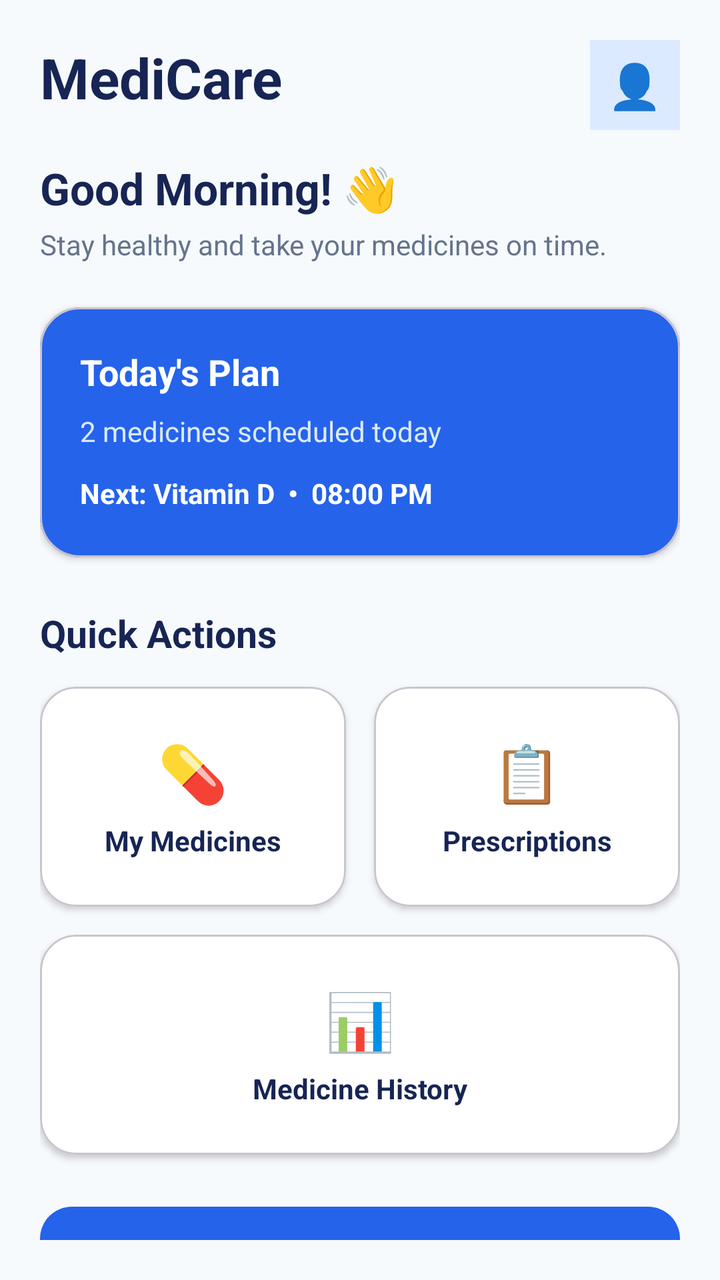
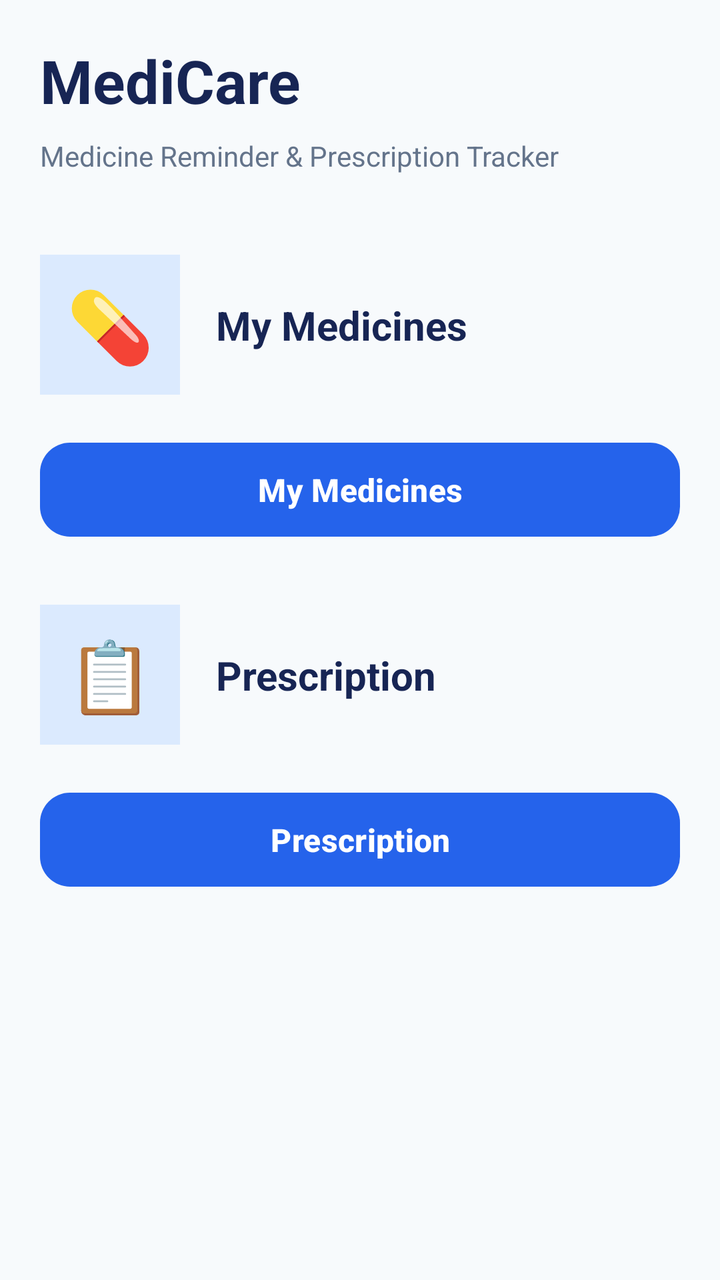

The first picture is an Android layout as it rendered before a commit; the second is the same layout after the commit. The layout source and the unified diff follow.
<!-- AndroidManifest.xml: application theme Theme._24012011119_MAD_Medicare -->
<!-- res/layout/activity_main.xml -->
<?xml version="1.0" encoding="utf-8"?>
<androidx.constraintlayout.widget.ConstraintLayout
    xmlns:android="http://schemas.android.com/apk/res/android"
    xmlns:app="http://schemas.android.com/apk/res-auto"
    android:layout_width="match_parent"
    android:layout_height="match_parent"
    android:background="#F7FAFC"
    android:padding="20dp">

    
    <TextView
        android:id="@+id/txtAppName"
        android:layout_width="wrap_content"
        android:layout_height="wrap_content"
        android:text="MediCare"
        android:textColor="#172554"
        android:textSize="28sp"
        android:textStyle="bold"
        app:layout_constraintStart_toStartOf="parent"
        app:layout_constraintTop_toTopOf="parent" />

    
    <TextView
        android:id="@+id/txtProfile"
        android:layout_width="45dp"
        android:layout_height="45dp"
        android:background="#DBEAFE"
        android:gravity="center"
        android:text="👤"
        android:textSize="22sp"
        app:layout_constraintEnd_toEndOf="parent"
        app:layout_constraintTop_toTopOf="parent" />

    
    <TextView
        android:id="@+id/txtGreeting"
        android:layout_width="0dp"
        android:layout_height="wrap_content"
        android:layout_marginTop="22dp"
        android:text="Good Morning! 👋"
        android:textColor="#172554"
        android:textSize="22sp"
        android:textStyle="bold"
        app:layout_constraintEnd_toEndOf="parent"
        app:layout_constraintStart_toStartOf="parent"
        app:layout_constraintTop_toBottomOf="@id/txtAppName" />

    
    <TextView
        android:id="@+id/txtSubtitle"
        android:layout_width="0dp"
        android:layout_height="wrap_content"
        android:layout_marginTop="4dp"
        android:text="Stay healthy and take your medicines on time."
        android:textColor="#64748B"
        android:textSize="14sp"
        app:layout_constraintEnd_toEndOf="parent"
        app:layout_constraintStart_toStartOf="parent"
        app:layout_constraintTop_toBottomOf="@id/txtGreeting" />

    
    <com.google.android.material.card.MaterialCardView
        android:id="@+id/todayCard"
        android:layout_width="0dp"
        android:layout_height="125dp"
        android:layout_marginTop="22dp"
        app:cardBackgroundColor="#2563EB"
        app:cardCornerRadius="20dp"
        app:cardElevation="2dp"
        app:layout_constraintEnd_toEndOf="parent"
        app:layout_constraintStart_toStartOf="parent"
        app:layout_constraintTop_toBottomOf="@id/txtSubtitle">

        <androidx.constraintlayout.widget.ConstraintLayout
            android:layout_width="match_parent"
            android:layout_height="match_parent"
            android:padding="20dp">

            <TextView
                android:id="@+id/txtTodayPlan"
                android:layout_width="wrap_content"
                android:layout_height="wrap_content"
                android:text="Today's Plan"
                android:textColor="#FFFFFF"
                android:textSize="18sp"
                android:textStyle="bold"
                app:layout_constraintStart_toStartOf="parent"
                app:layout_constraintTop_toTopOf="parent" />

            <TextView
                android:id="@+id/txtMedicineCount"
                android:layout_width="wrap_content"
                android:layout_height="wrap_content"
                android:layout_marginTop="8dp"
                android:text="2 medicines scheduled today"
                android:textColor="#DBEAFE"
                android:textSize="14sp"
                app:layout_constraintStart_toStartOf="parent"
                app:layout_constraintTop_toBottomOf="@id/txtTodayPlan" />

            <TextView
                android:id="@+id/txtNextMedicine"
                android:layout_width="wrap_content"
                android:layout_height="wrap_content"
                android:layout_marginTop="12dp"
                android:text="Next: Vitamin D  •  08:00 PM"
                android:textColor="#FFFFFF"
                android:textSize="14sp"
                android:textStyle="bold"
                app:layout_constraintStart_toStartOf="parent"
                app:layout_constraintTop_toBottomOf="@id/txtMedicineCount" />

        </androidx.constraintlayout.widget.ConstraintLayout>

    </com.google.android.material.card.MaterialCardView>

    
    <TextView
        android:id="@+id/txtQuickActions"
        android:layout_width="wrap_content"
        android:layout_height="wrap_content"
        android:layout_marginTop="25dp"
        android:text="Quick Actions"
        android:textColor="#172554"
        android:textSize="19sp"
        android:textStyle="bold"
        app:layout_constraintStart_toStartOf="parent"
        app:layout_constraintTop_toBottomOf="@id/todayCard" />

    
    <com.google.android.material.card.MaterialCardView
        android:id="@+id/cardMedicines"
        android:layout_width="0dp"
        android:layout_height="110dp"
        android:layout_marginTop="14dp"
        android:layout_marginEnd="7dp"
        app:cardBackgroundColor="#FFFFFF"
        app:cardCornerRadius="18dp"
        app:cardElevation="2dp"
        app:layout_constraintEnd_toStartOf="@id/cardPrescriptions"
        app:layout_constraintStart_toStartOf="parent"
        app:layout_constraintTop_toBottomOf="@id/txtQuickActions">

        <androidx.constraintlayout.widget.ConstraintLayout
            android:layout_width="match_parent"
            android:layout_height="match_parent">

            <TextView
                android:id="@+id/txtMedicineIcon"
                android:layout_width="wrap_content"
                android:layout_height="wrap_content"
                android:text="💊"
                android:textSize="28sp"
                app:layout_constraintBottom_toTopOf="@id/txtMedicineTitle"
                app:layout_constraintEnd_toEndOf="parent"
                app:layout_constraintStart_toStartOf="parent"
                app:layout_constraintTop_toTopOf="parent"
                app:layout_constraintVertical_chainStyle="packed" />

            <TextView
                android:id="@+id/txtMedicineTitle"
                android:layout_width="wrap_content"
                android:layout_height="wrap_content"
                android:layout_marginTop="6dp"
                android:text="My Medicines"
                android:textColor="#172554"
                android:textSize="14sp"
                android:textStyle="bold"
                app:layout_constraintBottom_toBottomOf="parent"
                app:layout_constraintEnd_toEndOf="parent"
                app:layout_constraintStart_toStartOf="parent"
                app:layout_constraintTop_toBottomOf="@id/txtMedicineIcon" />

        </androidx.constraintlayout.widget.ConstraintLayout>

    </com.google.android.material.card.MaterialCardView>

    
    <com.google.android.material.card.MaterialCardView
        android:id="@+id/cardPrescriptions"
        android:layout_width="0dp"
        android:layout_height="110dp"
        android:layout_marginStart="7dp"
        android:layout_marginTop="14dp"
        app:cardBackgroundColor="#FFFFFF"
        app:cardCornerRadius="18dp"
        app:cardElevation="2dp"
        app:layout_constraintEnd_toEndOf="parent"
        app:layout_constraintStart_toEndOf="@id/cardMedicines"
        app:layout_constraintTop_toBottomOf="@id/txtQuickActions">

        <androidx.constraintlayout.widget.ConstraintLayout
            android:layout_width="match_parent"
            android:layout_height="match_parent">

            <TextView
                android:id="@+id/txtPrescriptionIcon"
                android:layout_width="wrap_content"
                android:layout_height="wrap_content"
                android:text="📋"
                android:textSize="28sp"
                app:layout_constraintBottom_toTopOf="@id/txtPrescriptionTitle"
                app:layout_constraintEnd_toEndOf="parent"
                app:layout_constraintStart_toStartOf="parent"
                app:layout_constraintTop_toTopOf="parent"
                app:layout_constraintVertical_chainStyle="packed" />

            <TextView
                android:id="@+id/txtPrescriptionTitle"
                android:layout_width="wrap_content"
                android:layout_height="wrap_content"
                android:layout_marginTop="6dp"
                android:text="Prescriptions"
                android:textColor="#172554"
                android:textSize="14sp"
                android:textStyle="bold"
                app:layout_constraintBottom_toBottomOf="parent"
                app:layout_constraintEnd_toEndOf="parent"
                app:layout_constraintStart_toStartOf="parent"
                app:layout_constraintTop_toBottomOf="@id/txtPrescriptionIcon" />

        </androidx.constraintlayout.widget.ConstraintLayout>

    </com.google.android.material.card.MaterialCardView>

    
    <com.google.android.material.card.MaterialCardView
        android:id="@+id/cardHistory"
        android:layout_width="0dp"
        android:layout_height="110dp"
        android:layout_marginTop="14dp"
        app:cardBackgroundColor="#FFFFFF"
        app:cardCornerRadius="18dp"
        app:cardElevation="2dp"
        app:layout_constraintEnd_toEndOf="parent"
        app:layout_constraintStart_toStartOf="parent"
        app:layout_constraintTop_toBottomOf="@id/cardMedicines">

        <androidx.constraintlayout.widget.ConstraintLayout
            android:layout_width="match_parent"
            android:layout_height="match_parent">

            <TextView
                android:id="@+id/txtHistoryIcon"
                android:layout_width="wrap_content"
                android:layout_height="wrap_content"
                android:text="📊"
                android:textSize="28sp"
                app:layout_constraintBottom_toTopOf="@id/txtHistoryTitle"
                app:layout_constraintEnd_toEndOf="parent"
                app:layout_constraintStart_toStartOf="parent"
                app:layout_constraintTop_toTopOf="parent"
                app:layout_constraintVertical_chainStyle="packed" />

            <TextView
                android:id="@+id/txtHistoryTitle"
                android:layout_width="wrap_content"
                android:layout_height="wrap_content"
                android:layout_marginTop="6dp"
                android:text="Medicine History"
                android:textColor="#172554"
                android:textSize="14sp"
                android:textStyle="bold"
                app:layout_constraintBottom_toBottomOf="parent"
                app:layout_constraintEnd_toEndOf="parent"
                app:layout_constraintStart_toStartOf="parent"
                app:layout_constraintTop_toBottomOf="@id/txtHistoryIcon" />

        </androidx.constraintlayout.widget.ConstraintLayout>

    </com.google.android.material.card.MaterialCardView>

    
    <com.google.android.material.button.MaterialButton
        android:id="@+id/btnAddMedicine"
        android:layout_width="0dp"
        android:layout_height="55dp"
        android:layout_marginTop="22dp"
        android:text="+  Add Medicine"
        android:textColor="#FFFFFF"
        android:textSize="16sp"
        android:textStyle="bold"
        app:backgroundTint="#2563EB"
        app:cornerRadius="16dp"
        app:layout_constraintEnd_toEndOf="parent"
        app:layout_constraintStart_toStartOf="parent"
        app:layout_constraintTop_toBottomOf="@id/cardHistory" />

</androidx.constraintlayout.widget.ConstraintLayout>
<!-- resources referenced by this layout -->
<resources>
  <style name="Theme._24012011119_MAD_Medicare" parent="Base.Theme._24012011119_MAD_Medicare" />
  <style name="Base.Theme._24012011119_MAD_Medicare" parent="Theme.Material3.DayNight.NoActionBar">
          
          
      </style>
</resources>

<!-- the commit's change to res/layout/activity_main.xml (unified diff, before → after) -->
@@ -8,282 +8,123 @@
     android:padding="20dp">
 
     
+
     <TextView
         android:id="@+id/txtAppName"
         android:layout_width="wrap_content"
         android:layout_height="wrap_content"
         android:text="MediCare"
         android:textColor="#172554"
-        android:textSize="28sp"
+        android:textSize="30sp"
         android:textStyle="bold"
         app:layout_constraintStart_toStartOf="parent"
         app:layout_constraintTop_toTopOf="parent" />
 
-    
-    <TextView
-        android:id="@+id/txtProfile"
-        android:layout_width="45dp"
-        android:layout_height="45dp"
-        android:background="#DBEAFE"
-        android:gravity="center"
-        android:text="👤"
-        android:textSize="22sp"
-        app:layout_constraintEnd_toEndOf="parent"
-        app:layout_constraintTop_toTopOf="parent" />
 
     
+
     <TextView
-        android:id="@+id/txtGreeting"
+        android:id="@+id/txtWelcome"
         android:layout_width="0dp"
         android:layout_height="wrap_content"
-        android:layout_marginTop="22dp"
-        android:text="Good Morning! 👋"
-        android:textColor="#172554"
-        android:textSize="22sp"
-        android:textStyle="bold"
+        android:layout_marginTop="8dp"
+        android:text="Medicine Reminder &amp; Prescription Tracker"
+        android:textColor="#64748B"
+        android:textSize="14sp"
         app:layout_constraintEnd_toEndOf="parent"
         app:layout_constraintStart_toStartOf="parent"
         app:layout_constraintTop_toBottomOf="@id/txtAppName" />
 
+
     
+
     <TextView
-        android:id="@+id/txtSubtitle"
+        android:id="@+id/txtMedicineIcon"
+        android:layout_width="70dp"
+        android:layout_height="70dp"
+        android:layout_marginTop="40dp"
+        android:background="#DBEAFE"
+        android:gravity="center"
+        android:text="💊"
+        android:textSize="35sp"
+        app:layout_constraintStart_toStartOf="parent"
+        app:layout_constraintTop_toBottomOf="@id/txtWelcome" />
+
+
+    <TextView
+        android:id="@+id/txtMedicineTitle"
         android:layout_width="0dp"
         android:layout_height="wrap_content"
-        android:layout_marginTop="4dp"
-        android:text="Stay healthy and take your medicines on time."
-        android:textColor="#64748B"
-        android:textSize="14sp"
+        android:layout_marginStart="18dp"
+        android:text="My Medicines"
+        android:textColor="#172554"
+        android:textSize="20sp"
+        android:textStyle="bold"
+        app:layout_constraintBottom_toBottomOf="@id/txtMedicineIcon"
         app:layout_constraintEnd_toEndOf="parent"
-        app:layout_constraintStart_toStartOf="parent"
-        app:layout_constraintTop_toBottomOf="@id/txtGreeting" />
+        app:layout_constraintStart_toEndOf="@id/txtMedicineIcon"
+        app:layout_constraintTop_toTopOf="@id/txtMedicineIcon" />
 
-    
-    <com.google.android.material.card.MaterialCardView
-        android:id="@+id/todayCard"
-        android:layout_width="0dp"
-        android:layout_height="125dp"
-        android:layout_marginTop="22dp"
-        app:cardBackgroundColor="#2563EB"
-        app:cardCornerRadius="20dp"
-        app:cardElevation="2dp"
-        app:layout_constraintEnd_toEndOf="parent"
-        app:layout_constraintStart_toStartOf="parent"
-        app:layout_constraintTop_toBottomOf="@id/txtSubtitle">
 
-        <androidx.constraintlayout.widget.ConstraintLayout
-            android:layout_width="match_parent"
-            android:layout_height="match_parent"
-            android:padding="20dp">
-
-            <TextView
-                android:id="@+id/txtTodayPlan"
-                android:layout_width="wrap_content"
-                android:layout_height="wrap_content"
-                android:text="Today's Plan"
-                android:textColor="#FFFFFF"
-                android:textSize="18sp"
-                android:textStyle="bold"
-                app:layout_constraintStart_toStartOf="parent"
-                app:layout_constraintTop_toTopOf="parent" />
-
-            <TextView
-                android:id="@+id/txtMedicineCount"
-                android:layout_width="wrap_content"
-                android:layout_height="wrap_content"
-                android:layout_marginTop="8dp"
-                android:text="2 medicines scheduled today"
-                android:textColor="#DBEAFE"
-                android:textSize="14sp"
-                app:layout_constraintStart_toStartOf="parent"
-                app:layout_constraintTop_toBottomOf="@id/txtTodayPlan" />
-
-            <TextView
-                android:id="@+id/txtNextMedicine"
-                android:layout_width="wrap_content"
-                android:layout_height="wrap_content"
-                android:layout_marginTop="12dp"
-                android:text="Next: Vitamin D  •  08:00 PM"
-                android:textColor="#FFFFFF"
-                android:textSize="14sp"
-                android:textStyle="bold"
-                app:layout_constraintStart_toStartOf="parent"
-                app:layout_constraintTop_toBottomOf="@id/txtMedicineCount" />
-
-        </androidx.constraintlayout.widget.ConstraintLayout>
-
-    </com.google.android.material.card.MaterialCardView>
-
-    
-    <TextView
-        android:id="@+id/txtQuickActions"
-        android:layout_width="wrap_content"
-        android:layout_height="wrap_content"
-        android:layout_marginTop="25dp"
-        android:text="Quick Actions"
-        android:textColor="#172554"
-        android:textSize="19sp"
-        android:textStyle="bold"
-        app:layout_constraintStart_toStartOf="parent"
-        app:layout_constraintTop_toBottomOf="@id/todayCard" />
-
-    
-    <com.google.android.material.card.MaterialCardView
-        android:id="@+id/cardMedicines"
-        android:layout_width="0dp"
-        android:layout_height="110dp"
-        android:layout_marginTop="14dp"
-        android:layout_marginEnd="7dp"
-        app:cardBackgroundColor="#FFFFFF"
-        app:cardCornerRadius="18dp"
-        app:cardElevation="2dp"
-        app:layout_constraintEnd_toStartOf="@id/cardPrescriptions"
-        app:layout_constraintStart_toStartOf="parent"
-        app:layout_constraintTop_toBottomOf="@id/txtQuickActions">
-
-        <androidx.constraintlayout.widget.ConstraintLayout
-            android:layout_width="match_parent"
-            android:layout_height="match_parent">
-
-            <TextView
-                android:id="@+id/txtMedicineIcon"
-                android:layout_width="wrap_content"
-                android:layout_height="wrap_content"
-                android:text="💊"
-                android:textSize="28sp"
-                app:layout_constraintBottom_toTopOf="@id/txtMedicineTitle"
-                app:layout_constraintEnd_toEndOf="parent"
-                app:layout_constraintStart_toStartOf="parent"
-                app:layout_constraintTop_toTopOf="parent"
-                app:layout_constraintVertical_chainStyle="packed" />
-
-            <TextView
-                android:id="@+id/txtMedicineTitle"
-                android:layout_width="wrap_content"
-                android:layout_height="wrap_content"
-                android:layout_marginTop="6dp"
-                android:text="My Medicines"
-                android:textColor="#172554"
-                android:textSize="14sp"
-                android:textStyle="bold"
-                app:layout_constraintBottom_toBottomOf="parent"
-                app:layout_constraintEnd_toEndOf="parent"
-                app:layout_constraintStart_toStartOf="parent"
-                app:layout_constraintTop_toBottomOf="@id/txtMedicineIcon" />
-
-        </androidx.constraintlayout.widget.ConstraintLayout>
-
-    </com.google.android.material.card.MaterialCardView>
-
-    
-    <com.google.android.material.card.MaterialCardView
-        android:id="@+id/cardPrescriptions"
-        android:layout_width="0dp"
-        android:layout_height="110dp"
-        android:layout_marginStart="7dp"
-        android:layout_marginTop="14dp"
-        app:cardBackgroundColor="#FFFFFF"
-        app:cardCornerRadius="18dp"
-        app:cardElevation="2dp"
-        app:layout_constraintEnd_toEndOf="parent"
-        app:layout_constraintStart_toEndOf="@id/cardMedicines"
-        app:layout_constraintTop_toBottomOf="@id/txtQuickActions">
-
-        <androidx.constraintlayout.widget.ConstraintLayout
-            android:layout_width="match_parent"
-            android:layout_height="match_parent">
-
-            <TextView
-                android:id="@+id/txtPrescriptionIcon"
-                android:layout_width="wrap_content"
-                android:layout_height="wrap_content"
-                android:text="📋"
-                android:textSize="28sp"
-                app:layout_constraintBottom_toTopOf="@id/txtPrescriptionTitle"
-                app:layout_constraintEnd_toEndOf="parent"
-                app:layout_constraintStart_toStartOf="parent"
-                app:layout_constraintTop_toTopOf="parent"
-                app:layout_constraintVertical_chainStyle="packed" />
-
-            <TextView
-                android:id="@+id/txtPrescriptionTitle"
-                android:layout_width="wrap_content"
-                android:layout_height="wrap_content"
-                android:layout_marginTop="6dp"
-                android:text="Prescriptions"
-                android:textColor="#172554"
-                android:textSize="14sp"
-                android:textStyle="bold"
-                app:layout_constraintBottom_toBottomOf="parent"
-                app:layout_constraintEnd_toEndOf="parent"
-                app:layout_constraintStart_toStartOf="parent"
-                app:layout_constraintTop_toBottomOf="@id/txtPrescriptionIcon" />
-
-        </androidx.constraintlayout.widget.ConstraintLayout>
-
-    </com.google.android.material.card.MaterialCardView>
-
-    
-    <com.google.android.material.card.MaterialCardView
-        android:id="@+id/cardHistory"
-        android:layout_width="0dp"
-        android:layout_height="110dp"
-        android:layout_marginTop="14dp"
-        app:cardBackgroundColor="#FFFFFF"
-        app:cardCornerRadius="18dp"
-        app:cardElevation="2dp"
-        app:layout_constraintEnd_toEndOf="parent"
-        app:layout_constraintStart_toStartOf="parent"
-        app:layout_constraintTop_toBottomOf="@id/cardMedicines">
-
-        <androidx.constraintlayout.widget.ConstraintLayout
-            android:layout_width="match_parent"
-            android:layout_height="match_parent">
-
-            <TextView
-                android:id="@+id/txtHistoryIcon"
-                android:layout_width="wrap_content"
-                android:layout_height="wrap_content"
-                android:text="📊"
-                android:textSize="28sp"
-                app:layout_constraintBottom_toTopOf="@id/txtHistoryTitle"
-                app:layout_constraintEnd_toEndOf="parent"
-                app:layout_constraintStart_toStartOf="parent"
-                app:layout_constraintTop_toTopOf="parent"
-                app:layout_constraintVertical_chainStyle="packed" />
-
-            <TextView
-                android:id="@+id/txtHistoryTitle"
-                android:layout_width="wrap_content"
-                android:layout_height="wrap_content"
-                android:layout_marginTop="6dp"
-                android:text="Medicine History"
-                android:textColor="#172554"
-                android:textSize="14sp"
-                android:textStyle="bold"
-                app:layout_constraintBottom_toBottomOf="parent"
-                app:layout_constraintEnd_toEndOf="parent"
-                app:layout_constraintStart_toStartOf="parent"
-                app:layout_constraintTop_toBottomOf="@id/txtHistoryIcon" />
-
-        </androidx.constraintlayout.widget.ConstraintLayout>
-
-    </com.google.android.material.card.MaterialCardView>
-
-    
     <com.google.android.material.button.MaterialButton
-        android:id="@+id/btnAddMedicine"
+        android:id="@+id/btnMedicines"
         android:layout_width="0dp"
         android:layout_height="55dp"
-        android:layout_marginTop="22dp"
-        android:text="+  Add Medicine"
+        android:layout_marginTop="20dp"
+        android:text="My Medicines"
         android:textColor="#FFFFFF"
         android:textSize="16sp"
         android:textStyle="bold"
         app:backgroundTint="#2563EB"
-        app:cornerRadius="16dp"
+        app:cornerRadius="15dp"
         app:layout_constraintEnd_toEndOf="parent"
         app:layout_constraintStart_toStartOf="parent"
-        app:layout_constraintTop_toBottomOf="@id/cardHistory" />
+        app:layout_constraintTop_toBottomOf="@id/txtMedicineIcon" />
+
+
+    
+
+    <TextView
+        android:id="@+id/txtPrescriptionIcon"
+        android:layout_width="70dp"
+        android:layout_height="70dp"
+        android:layout_marginTop="30dp"
+        android:background="#DBEAFE"
+        android:gravity="center"
+        android:text="📋"
+        android:textSize="35sp"
+        app:layout_constraintStart_toStartOf="parent"
+        app:layout_constraintTop_toBottomOf="@id/btnMedicines" />
+
+
+    <TextView
+        android:id="@+id/txtPrescriptionTitle"
+        android:layout_width="0dp"
+        android:layout_height="wrap_content"
+        android:layout_marginStart="18dp"
+        android:text="Prescription"
+        android:textColor="#172554"
+        android:textSize="20sp"
+        android:textStyle="bold"
+        app:layout_constraintBottom_toBottomOf="@id/txtPrescriptionIcon"
+        app:layout_constraintEnd_toEndOf="parent"
+        app:layout_constraintStart_toEndOf="@id/txtPrescriptionIcon"
+        app:layout_constraintTop_toTopOf="@id/txtPrescriptionIcon" />
+
+
+    <com.google.android.material.button.MaterialButton
+        android:id="@+id/btnPrescription"
+        android:layout_width="0dp"
+        android:layout_height="55dp"
+        android:layout_marginTop="20dp"
+        android:text="Prescription"
+        android:textColor="#FFFFFF"
+        android:textSize="16sp"
+        android:textStyle="bold"
+        app:backgroundTint="#2563EB"
+        app:cornerRadius="15dp"
+        app:layout_constraintEnd_toEndOf="parent"
+        app:layout_constraintStart_toStartOf="parent"
+        app:layout_constraintTop_toBottomOf="@id/txtPrescriptionIcon" />
 
 </androidx.constraintlayout.widget.ConstraintLayout>
